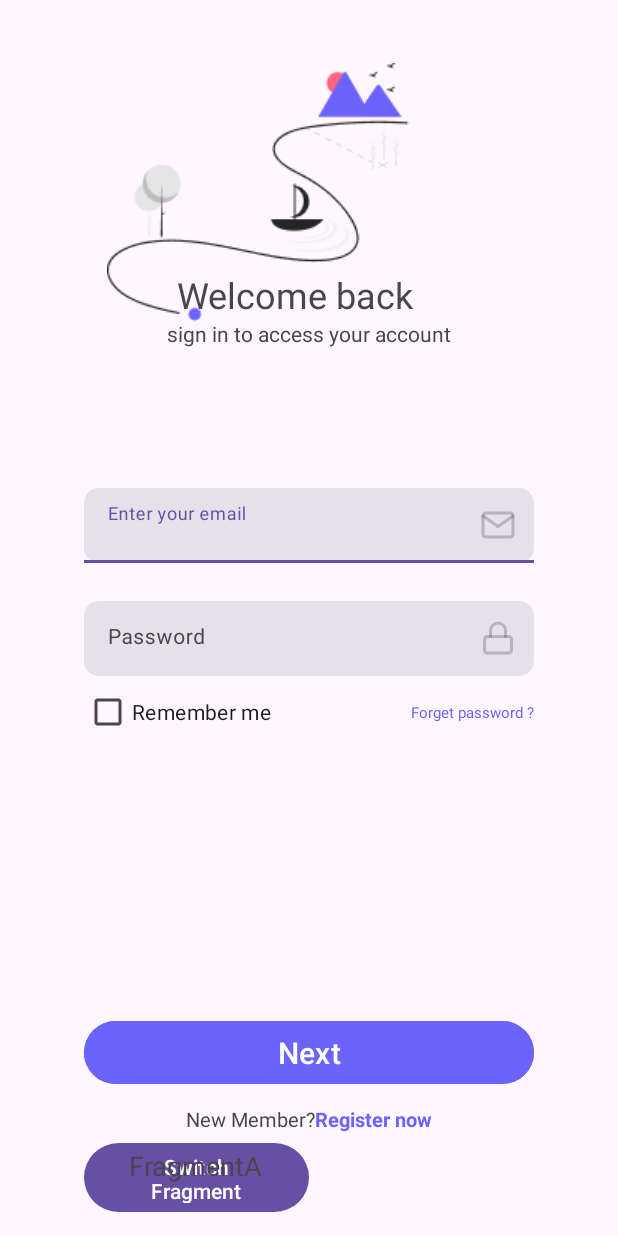
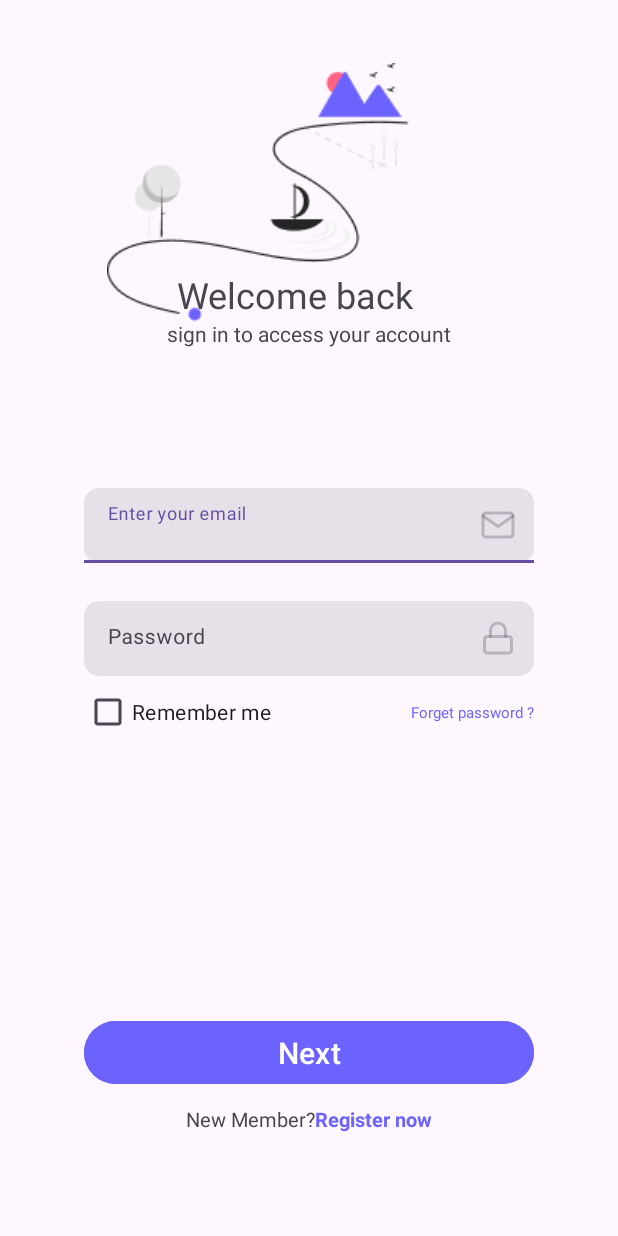
Before and after one commit to Anastasiia1015/MobileAppAssignment1, an Android app: the screen it shows after launch (SignInActivity), on a phone screen of 412 x 824 dp. Run offline under Robolectric (Android 15) with nearby library versions, the phone set to English and light mode, and no system bars.

Commit message:
Fragments A and B with switching button with SampleFragmentActivity(fixed)

```diff
--- a/app/build.gradle.kts
+++ b/app/build.gradle.kts
@@ -36,8 +36,8 @@ android {
 }
 
 dependencies {
-    val fragment_version = "1.8.5"
-    implementation(libs.androidx.fragment.ktx)
+    val fragment_version = "1.6.1"
+    implementation(libs.androidx.fragment)
     implementation(libs.androidx.core.ktx)
     implementation(libs.androidx.appcompat)
     implementation(libs.material)
--- a/app/src/main/AndroidManifest.xml
+++ b/app/src/main/AndroidManifest.xml
@@ -12,6 +12,9 @@
         android:supportsRtl="true"
         android:theme="@style/Theme.MyApplication2"
         tools:targetApi="31">
+        <activity
+            android:name=".FragmentSampleActivity"
+            android:exported="true" />
         <activity
             android:name=".MainActivity"
             android:exported="false" />
--- a/app/src/main/java/com/example/myapplication2/SignInActivity.kt
+++ b/app/src/main/java/com/example/myapplication2/SignInActivity.kt
@@ -28,13 +28,6 @@ class SignInActivity : AppCompatActivity() {
             insets
         }
 
-        // Add FragmentA initially
-        if (savedInstanceState == null) {
-            supportFragmentManager.commit {
-                replace(R.id.fragmentContainer, FragmentA())
-            }
-        }
-
         val registerNowLabel = findViewById<View>(R.id.register)
         registerNowLabel.setOnClickListener {
             val intent = Intent(this, CreateAccActivity::class.java)
@@ -57,23 +50,5 @@ class SignInActivity : AppCompatActivity() {
                 emailInput.error = getString(R.string.error_invalid_data)
             }
         }
-
-        // Fragment toggle button logic
-        val toggleFragmentButton = findViewById<Button>(R.id.switchFragmentButton)
-        toggleFragmentButton.setOnClickListener {
-            toggleFragment()
-        }
-    }
-
-    private fun toggleFragment() {
-        val fragment: Fragment = if (isFragmentA) {
-            FragmentB()
-        } else {
-            FragmentA()
-        }
-        supportFragmentManager.commit {
-            replace(R.id.fragmentContainer, fragment)
-        }
-        isFragmentA = !isFragmentA // Toggle the flag
     }
 }
--- a/app/src/main/res/layout/activity_sign_in.xml
+++ b/app/src/main/res/layout/activity_sign_in.xml
@@ -138,20 +138,5 @@
             android:textStyle="bold" />
     </LinearLayout>
 
-    <FrameLayout
-        android:id="@+id/fragmentContainer"
-        android:layout_width="150dp"
-        android:layout_height="70dp"
-        android:layout_marginTop="15dp"
-        app:layout_constraintStart_toStartOf="@+id/nextButton"
-        app:layout_constraintTop_toBottomOf="@+id/nextButton" >
-
-        <Button
-            android:id="@+id/switchFragmentButton"
-            android:layout_width="wrap_content"
-            android:layout_height="wrap_content"
-            android:layout_marginTop="16dp"
-            android:text="Switch Fragment" />
-    </FrameLayout>
 
 </androidx.constraintlayout.widget.ConstraintLayout>
--- a/app/src/main/res/layout/fragment_a.xml
+++ b/app/src/main/res/layout/fragment_a.xml
@@ -1,17 +1,16 @@
 <?xml version="1.0" encoding="utf-8"?>
-<FrameLayout xmlns:android="http://schemas.android.com/apk/res/android"
-    xmlns:tools="http://schemas.android.com/tools"
+<androidx.constraintlayout.widget.ConstraintLayout xmlns:android="http://schemas.android.com/apk/res/android"
     android:layout_width="match_parent"
     android:layout_height="match_parent"
-    tools:context=".FragmentA">
-
-    <!-- TODO: Update blank fragment layout -->
+    xmlns:app="http://schemas.android.com/apk/res-auto">
     <TextView
         android:id="@+id/fragmentA"
         android:layout_width="wrap_content"
         android:layout_height="wrap_content"
-        android:text="FragmentA"
-        android:layout_gravity="center"
-        android:textSize="18sp" />
-
-</FrameLayout>
+        android:text="Fragment A"
+        android:textSize="25dp"
+        app:layout_constraintBottom_toBottomOf="parent"
+        app:layout_constraintStart_toStartOf="parent"
+        app:layout_constraintTop_toTopOf="parent"
+        />
+</androidx.constraintlayout.widget.ConstraintLayout>
--- a/app/src/main/res/values/strings.xml
+++ b/app/src/main/res/values/strings.xml
@@ -23,4 +23,5 @@
     <string name="have_account">Already have an account?</string>
     <string name="login">Login</string>
     <string name="error_invalid_data">You entered wrong credentials</string>
+    <string name="title_activity_fragments_sample">FragmentSampleActivity</string>
 </resources>
--- a/gradle/libs.versions.toml
+++ b/gradle/libs.versions.toml
@@ -10,6 +10,7 @@ material = "1.12.0"
 activity = "1.9.2"
 constraintlayout = "2.1.4"
 junitJupiter = "5.8.1"
+fragmentKtx = "1.6.1"
 
 [libraries]
 androidx-core-ktx = { group = "androidx.core", name = "core-ktx", version.ref = "coreKtx" }
@@ -21,6 +22,7 @@ material = { group = "com.google.android.material", name = "material", version.r
 androidx-activity = { group = "androidx.activity", name = "activity", version.ref = "activity" }
 androidx-constraintlayout = { group = "androidx.constraintlayout", name = "constraintlayout", version.ref = "constraintlayout" }
 junit-jupiter = { group = "org.junit.jupiter", name = "junit-jupiter", version.ref = "junitJupiter" }
+androidx-fragment = { group = "androidx.fragment", name = "fragment-ktx", version.ref = "fragmentKtx" }
 
 [plugins]
 android-application = { id = "com.android.application", version.ref = "agp" }
```
Also changed, not shown: app/src/main/res/layout/fragment_b.xml (+9 -10 lines).
